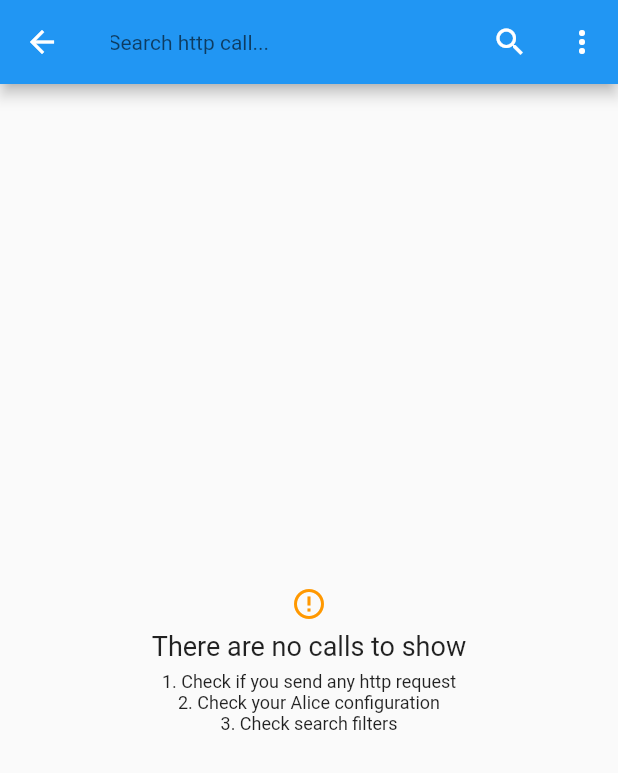
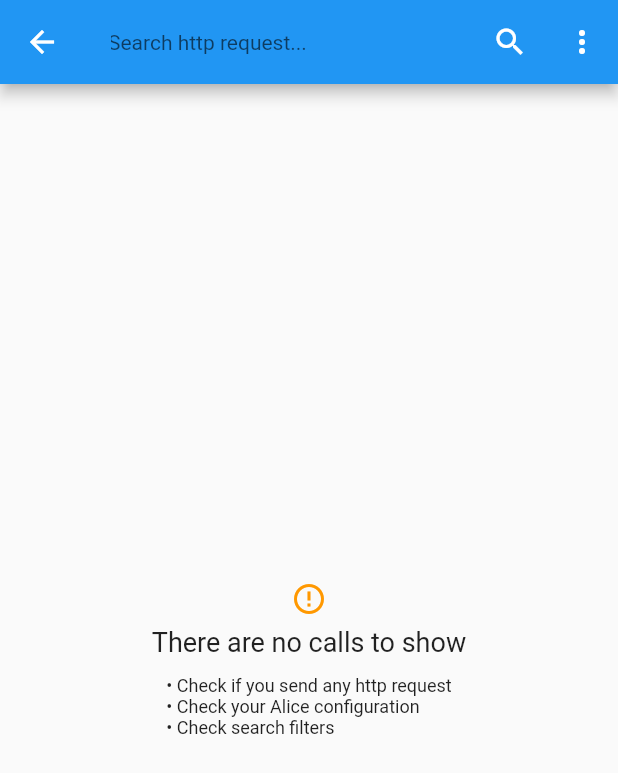
Before and after one commit to jhomlala/alice, a Flutter app: the AliceCallsListScreen screen opened directly with empty values, after a tap on the "search" icon, on a phone screen of 412 x 824 dp. Shown: the top 773 px of the screen. Run offline on Flutter 3.47's test engine with Material 2 defaults, Android fonts, the phone set to English and light mode, and no system bars; our stand-ins replace chewie, chopper, dio, flutter_local_notifications, open_file, package_info and 4 more; missing offline and left inert: shake; generated files the repository leaves out were written again.

Commit message:
Added calls search

```diff
--- a/lib/ui/page/alice_calls_list_screen.dart
+++ b/lib/ui/page/alice_calls_list_screen.dart
@@ -56,16 +56,17 @@ class _AliceCallsListScreenState extends State<AliceCallsListScreen> {
   Widget _buildSearchButton() {
     return IconButton(
       icon: Icon(Icons.search),
-      onPressed: () {
+      onPressed: _onSearchClicked,
+    );
+  }
+
+  void _onSearchClicked() {
     setState(() {
       _searchEnabled = !_searchEnabled;
       if (!_searchEnabled) {
         _queryTextEditingController.text = "";
       }
     });
-        print("Search: $_searchEnabled");
-      },
-    );
   }
 
   Widget _buildMenuButton() {
@@ -100,7 +101,7 @@ class _AliceCallsListScreenState extends State<AliceCallsListScreen> {
       controller: _queryTextEditingController,
       autofocus: true,
       decoration: InputDecoration(
-        hintText: "Search http call...",
+        hintText: "Search http request...",
         border: InputBorder.none,
       ),
       style: TextStyle(fontSize: 14.0),
@@ -155,22 +156,24 @@ class _AliceCallsListScreenState extends State<AliceCallsListScreen> {
             "There are no calls to show",
             style: TextStyle(fontSize: 18),
           ),
-          const SizedBox(height: 6),
+          const SizedBox(height: 12),
+          Column(crossAxisAlignment: CrossAxisAlignment.start, children: [
             Text(
-            "1. Check if you send any http request",
+              "• Check if you send any http request",
               style: TextStyle(fontSize: 12),
               textAlign: TextAlign.center,
             ),
             Text(
-            "2. Check your Alice configuration",
+              "• Check your Alice configuration",
               style: TextStyle(fontSize: 12),
               textAlign: TextAlign.center,
             ),
             Text(
-            "3. Check search filters",
+              "• Check search filters",
               style: TextStyle(fontSize: 12),
               textAlign: TextAlign.center,
             )
+          ])
         ]),
       ),
     );
@@ -224,7 +227,6 @@ class _AliceCallsListScreenState extends State<AliceCallsListScreen> {
   }
 
   void _updateSearchQuery(String query) {
-    print("Changed to $query");
     setState(() {});
   }
 }
```
Lines whose indentation alone changed are shown as unchanged.
